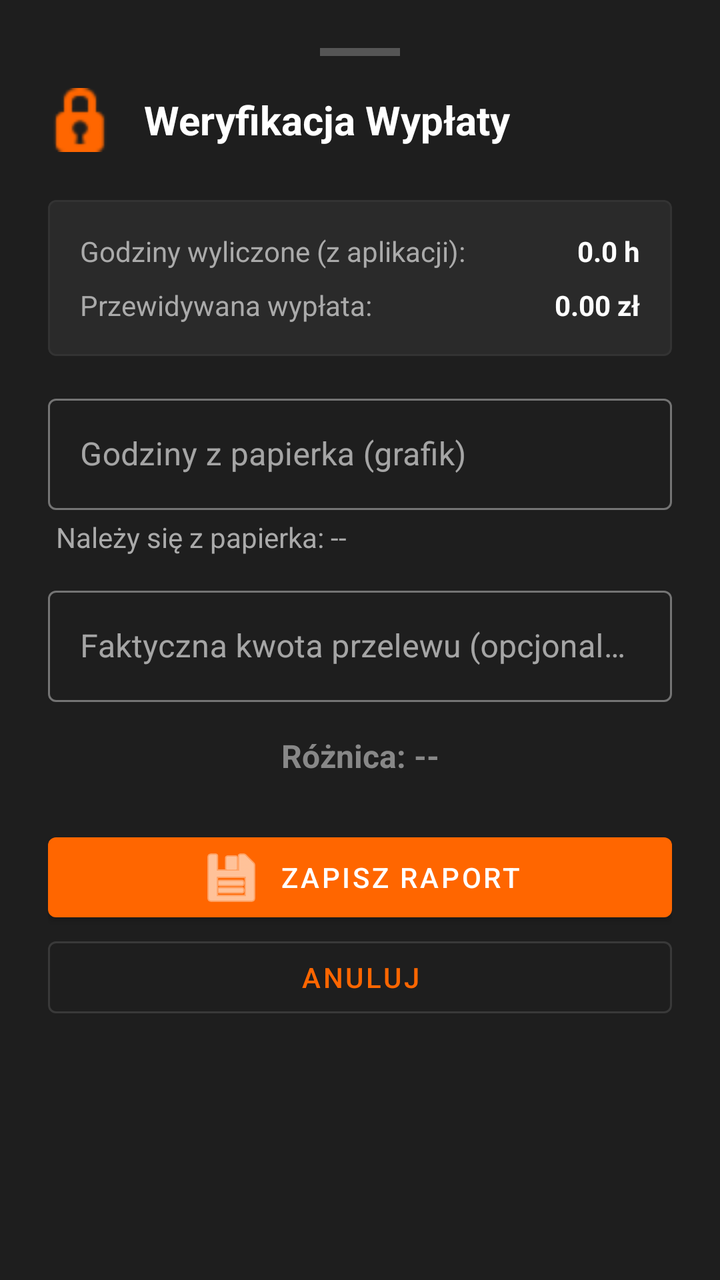
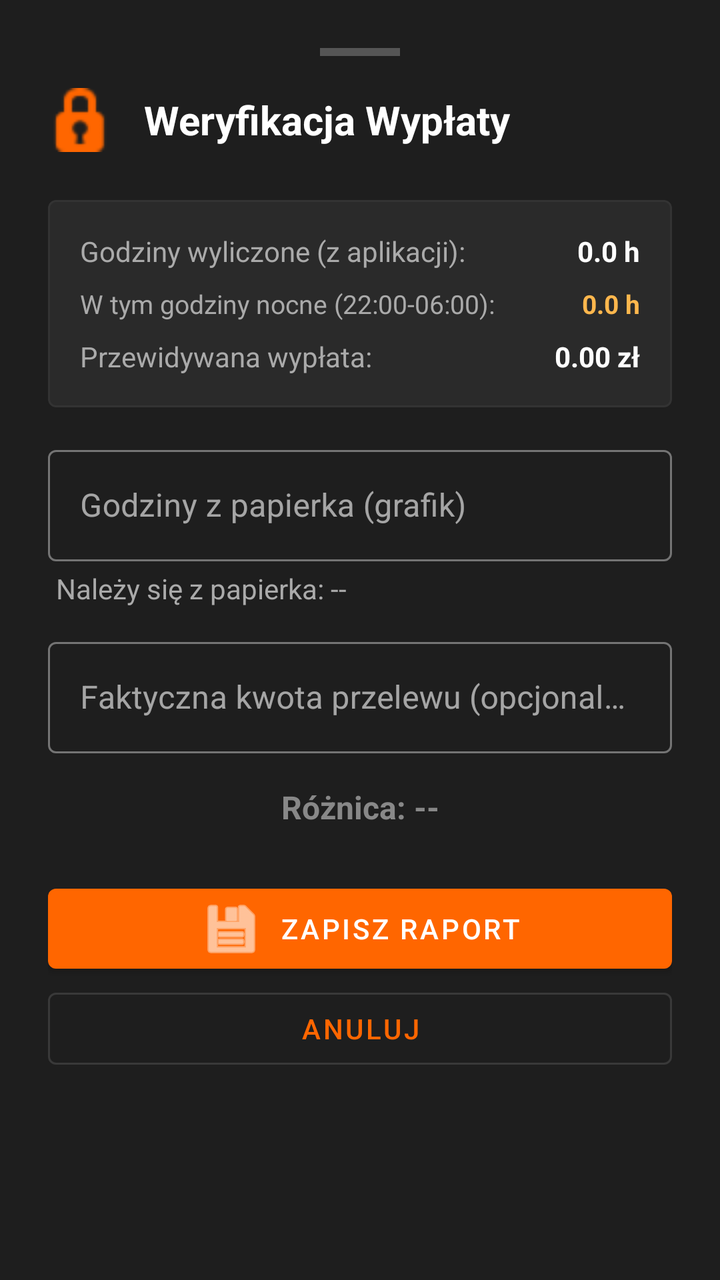

Before-and-after screenshots of an Android layout around one commit, followed by the original layout XML and the change that was made.
<!-- AndroidManifest.xml: application theme Theme.AsystentKinowy -->
<!-- res/layout/bottom_sheet_payroll.xml -->
<?xml version="1.0" encoding="utf-8"?>
<LinearLayout xmlns:android="http://schemas.android.com/apk/res/android"
    xmlns:app="http://schemas.android.com/apk/res-auto"
    android:layout_width="match_parent"
    android:layout_height="wrap_content"
    android:orientation="vertical"
    android:padding="24dp"
    android:background="#1E1E1E"
    app:layout_behavior="com.google.android.material.bottomsheet.BottomSheetBehavior">

    
    <View
        android:layout_width="40dp"
        android:layout_height="4dp"
        android:layout_gravity="center_horizontal"
        android:background="#555555"
        android:layout_marginBottom="16dp" />

    <LinearLayout
        android:layout_width="match_parent"
        android:layout_height="wrap_content"
        android:orientation="horizontal"
        android:gravity="center_vertical"
        android:layout_marginBottom="24dp">

        <ImageView
            android:layout_width="32dp"
            android:layout_height="32dp"
            android:src="@android:drawable/ic_secure"
            app:tint="#FF6600"
            android:layout_marginEnd="16dp" />

        <TextView
            android:id="@+id/tv_report_title"
            android:layout_width="wrap_content"
            android:layout_height="wrap_content"
            android:text="Weryfikacja Wypłaty"
            android:textSize="20sp"
            android:textStyle="bold"
            android:textColor="#FFFFFF" />
    </LinearLayout>

    <com.google.android.material.card.MaterialCardView
        android:layout_width="match_parent"
        android:layout_height="wrap_content"
        app:cardElevation="0dp"
        app:strokeWidth="1dp"
        app:strokeColor="#333333"
        app:cardBackgroundColor="#2A2A2A"
        android:layout_marginBottom="16dp">

        <LinearLayout
            android:layout_width="match_parent"
            android:layout_height="wrap_content"
            android:orientation="vertical"
            android:padding="16dp">

            <LinearLayout
                android:layout_width="match_parent"
                android:layout_height="wrap_content"
                android:orientation="horizontal"
                android:layout_marginBottom="8dp">

                <TextView
                    android:layout_width="0dp"
                    android:layout_height="wrap_content"
                    android:layout_weight="1"
                    android:text="Godziny wyliczone (z aplikacji):"
                    android:textSize="14sp"
                    android:textColor="#AAAAAA" />

                <TextView
                    android:id="@+id/tv_calc_hours"
                    android:layout_width="wrap_content"
                    android:layout_height="wrap_content"
                    android:text="0.0 h"
                    android:textSize="14sp"
                    android:textStyle="bold"
                    android:textColor="#FFFFFF" />
            </LinearLayout>

            <LinearLayout
                android:layout_width="match_parent"
                android:layout_height="wrap_content"
                android:orientation="horizontal">

                <TextView
                    android:layout_width="0dp"
                    android:layout_height="wrap_content"
                    android:layout_weight="1"
                    android:text="Przewidywana wypłata:"
                    android:textSize="14sp"
                    android:textColor="#AAAAAA" />

                <TextView
                    android:id="@+id/tv_calc_salary"
                    android:layout_width="wrap_content"
                    android:layout_height="wrap_content"
                    android:text="0.00 zł"
                    android:textSize="14sp"
                    android:textStyle="bold"
                    android:textColor="#FFFFFF" />
            </LinearLayout>

        </LinearLayout>
    </com.google.android.material.card.MaterialCardView>

    
    <com.google.android.material.textfield.TextInputLayout
        android:layout_width="match_parent"
        android:layout_height="wrap_content"
        android:hint="Godziny z papierka (grafik)"
        android:layout_marginBottom="4dp"
        style="@style/Widget.MaterialComponents.TextInputLayout.OutlinedBox">

        <com.google.android.material.textfield.TextInputEditText
            android:id="@+id/et_paper_hours"
            android:layout_width="match_parent"
            android:layout_height="wrap_content"
            android:inputType="numberDecimal" />
    </com.google.android.material.textfield.TextInputLayout>

    
    <TextView
        android:id="@+id/tv_paper_salary"
        android:layout_width="match_parent"
        android:layout_height="wrap_content"
        android:text="Należy się z papierka: --"
        android:textSize="14sp"
        android:textColor="#AAAAAA"
        android:layout_marginBottom="12dp"
        android:paddingStart="4dp" />

    
    <com.google.android.material.textfield.TextInputLayout
        android:layout_width="match_parent"
        android:layout_height="wrap_content"
        android:hint="Faktyczna kwota przelewu (opcjonalna)"
        android:layout_marginBottom="16dp"
        style="@style/Widget.MaterialComponents.TextInputLayout.OutlinedBox">

        <com.google.android.material.textfield.TextInputEditText
            android:id="@+id/et_actual_salary"
            android:layout_width="match_parent"
            android:layout_height="wrap_content"
            android:inputType="numberDecimal" />
    </com.google.android.material.textfield.TextInputLayout>

    
    <TextView
        android:id="@+id/tv_difference"
        android:layout_width="match_parent"
        android:layout_height="wrap_content"
        android:text="Różnica: --"
        android:textAlignment="center"
        android:textSize="16sp"
        android:textStyle="bold"
        android:textColor="#888888"
        android:layout_marginBottom="24dp" />

    <com.google.android.material.button.MaterialButton
        android:id="@+id/btn_save_report"
        android:layout_width="match_parent"
        android:layout_height="wrap_content"
        android:text="ZAPISZ RAPORT"
        app:backgroundTint="#FF6600"
        android:textColor="#FFFFFF"
        app:icon="@android:drawable/ic_menu_save"
        app:iconGravity="textStart" />

    <com.google.android.material.button.MaterialButton
        android:id="@+id/btn_dismiss_payroll"
        android:layout_width="match_parent"
        android:layout_height="wrap_content"
        android:text="Anuluj"
        style="@style/Widget.MaterialComponents.Button.OutlinedButton" />

</LinearLayout>
<!-- resources referenced by this layout -->
<resources>
  <style name="Theme.AsystentKinowy" parent="Theme.MaterialComponents.DayNight.NoActionBar">        <item name="colorPrimary">@color/colorPrimary</item>
          <item name="colorPrimaryVariant">@color/colorPrimary</item>
          <item name="colorOnPrimary">@color/colorOnPrimary</item>
  
          
          <item name="colorSecondary">@color/colorPrimary</item>
          <item name="colorSecondaryVariant">@color/colorPrimary</item>
          <item name="colorOnSecondary">@color/colorOnPrimary</item>
  
          
          <item name="android:colorBackground">@color/colorBackground</item>
          <item name="colorSurface">@color/colorSurface</item>
          <item name="colorSurfaceVariant">@color/colorSurfaceVariant</item>
          <item name="colorOnSurface">@color/colorOnPrimary</item>
  
          
          <item name="colorError">@color/md_error</item>
          <item name="colorOnError">@color/colorOnPrimary</item>
  
          
          <item name="android:statusBarColor">@color/colorBackground</item>
          <item name="android:navigationBarColor">@color/colorBackground</item>
  
          
          <item name="textAppearanceBody1">@style/TextAppearance.MaterialComponents.Body1</item>
          <item name="textAppearanceBody2">@style/TextAppearance.MaterialComponents.Body2</item>
          <item name="textAppearanceCaption">@style/TextAppearance.MaterialComponents.Caption</item>
          <item name="textAppearanceHeadline1">@style/TextAppearance.MaterialComponents.Headline1</item>
          <item name="textAppearanceHeadline2">@style/TextAppearance.MaterialComponents.Headline2</item>
          <item name="textAppearanceHeadline3">@style/TextAppearance.MaterialComponents.Headline3</item>
          <item name="textAppearanceHeadline4">@style/TextAppearance.MaterialComponents.Headline4</item>
          <item name="textAppearanceHeadline5">@style/TextAppearance.MaterialComponents.Headline5</item>
          <item name="textAppearanceHeadline6">@style/TextAppearance.MaterialComponents.Headline6</item>
          <item name="textAppearanceSubtitle1">@style/TextAppearance.MaterialComponents.Subtitle1</item>
          <item name="textAppearanceSubtitle2">@style/TextAppearance.MaterialComponents.Subtitle2</item>
          <item name="textAppearanceOverline">@style/TextAppearance.MaterialComponents.Overline</item>
          <item name="textAppearanceButton">@style/TextAppearance.MaterialComponents.Button</item>
  
          
          <item name="shapeAppearanceSmallComponent">@style/ShapeAppearance.MaterialComponents.SmallComponent</item>
          <item name="shapeAppearanceMediumComponent">@style/ShapeAppearance.MaterialComponents.MediumComponent</item>
          <item name="shapeAppearanceLargeComponent">@style/ShapeAppearance.MaterialComponents.LargeComponent</item>
      </style>
  <color name="colorPrimary">#FF6600</color>
  <color name="colorOnPrimary">#FFFFFF</color>
  <color name="colorBackground">#000000</color>
  <color name="colorSurface">#1A1A1A</color>
  <color name="colorSurfaceVariant">#333333</color>
  <color name="md_error">#FFB00020</color>
</resources>

<!-- the commit's change to res/layout/bottom_sheet_payroll.xml (unified diff, before → after) -->
@@ -80,6 +80,31 @@
             </LinearLayout>
 
             <LinearLayout
+                android:id="@+id/layout_calc_night_hours"
+                android:layout_width="match_parent"
+                android:layout_height="wrap_content"
+                android:orientation="horizontal"
+                android:layout_marginBottom="8dp">
+
+                <TextView
+                    android:layout_width="0dp"
+                    android:layout_height="wrap_content"
+                    android:layout_weight="1"
+                    android:text="W tym godziny nocne (22:00-06:00):"
+                    android:textSize="13sp"
+                    android:textColor="#AAAAAA" />
+
+                <TextView
+                    android:id="@+id/tv_calc_night_hours"
+                    android:layout_width="wrap_content"
+                    android:layout_height="wrap_content"
+                    android:text="0.0 h"
+                    android:textSize="13sp"
+                    android:textStyle="bold"
+                    android:textColor="#FFB74D" />
+            </LinearLayout>
+
+            <LinearLayout
                 android:layout_width="match_parent"
                 android:layout_height="wrap_content"
                 android:orientation="horizontal">
